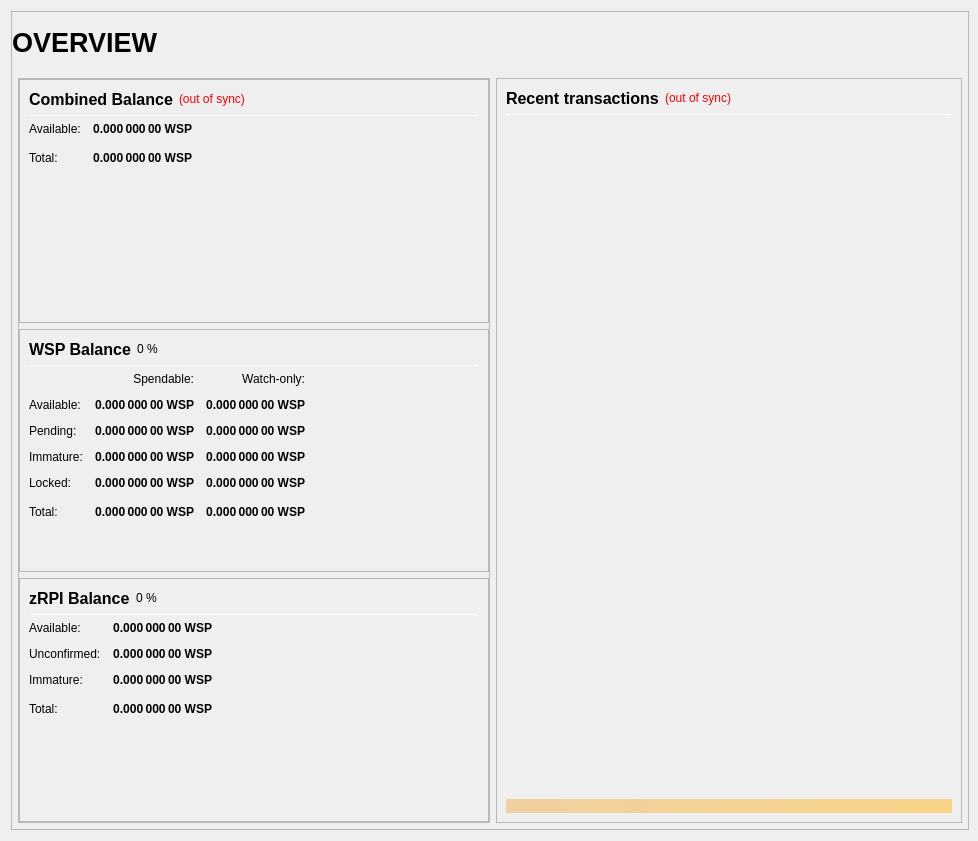
Qt form src/qt/forms/overviewpage.ui (rpicoin/rpicore) before a commit.
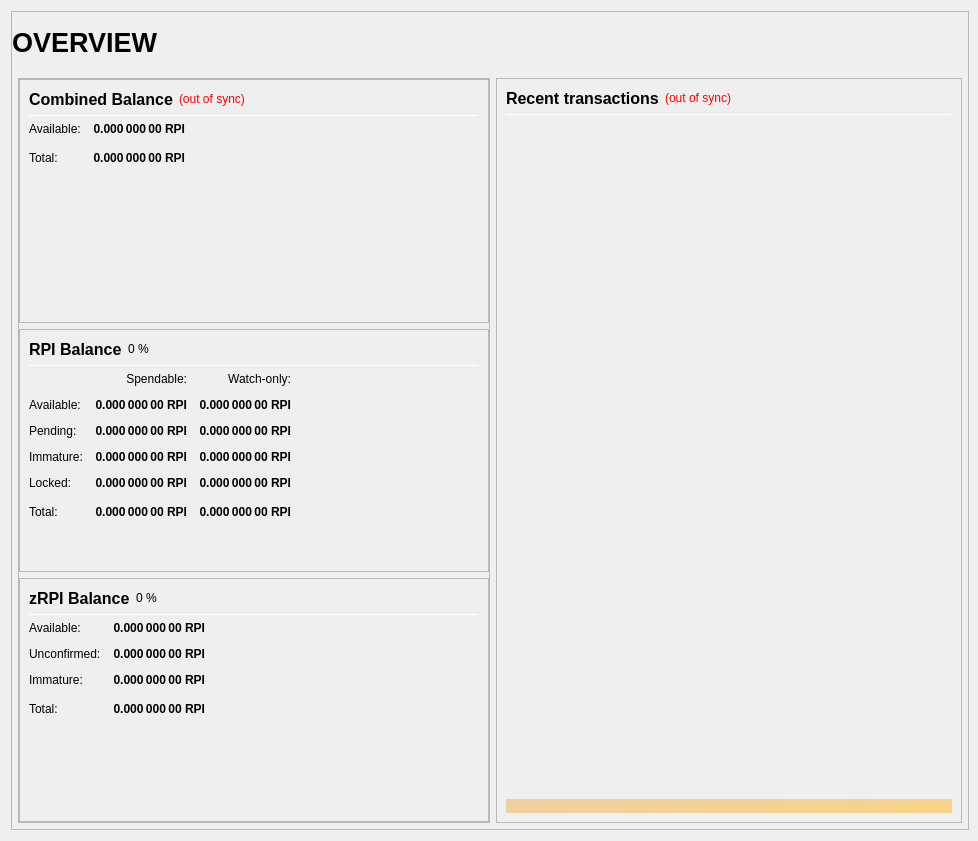
The same form after that commit.

The edit to the form file:
```diff
--- a/src/qt/forms/overviewpage.ui
+++ b/src/qt/forms/overviewpage.ui
@@ -333,7 +333,7 @@
                           <string>Your current spendable balance</string>
                          </property>
                          <property name="text">
-                          <string notr="true">0.000 000 00 WSP</string>
+                          <string notr="true">0.000 000 00 RPI</string>
                          </property>
                          <property name="alignment">
                           <set>Qt::AlignRight|Qt::AlignTrailing|Qt::AlignVCenter</set>
@@ -365,7 +365,7 @@
                           <string>Total Balance, including all unavailable coins.</string>
                          </property>
                          <property name="text">
-                          <string notr="true">0.000 000 00 WSP</string>
+                          <string notr="true">0.000 000 00 RPI</string>
                          </property>
                          <property name="alignment">
                           <set>Qt::AlignRight|Qt::AlignTrailing|Qt::AlignVCenter</set>
@@ -433,7 +433,7 @@
                           </font>
                          </property>
                          <property name="text">
-                          <string>WSP Balance</string>
+                          <string>RPI Balance</string>
                          </property>
                         </widget>
                        </item>
@@ -525,7 +525,7 @@
                           <string>Your current spendable balance</string>
                          </property>
                          <property name="text">
-                          <string notr="true">0.000 000 00 WSP</string>
+                          <string notr="true">0.000 000 00 RPI</string>
                          </property>
                          <property name="alignment">
                           <set>Qt::AlignRight|Qt::AlignTrailing|Qt::AlignVCenter</set>
@@ -550,7 +550,7 @@
                           <string>Your current balance in watch-only addresses</string>
                          </property>
                          <property name="text">
-                          <string notr="true">0.000 000 00 WSP</string>
+                          <string notr="true">0.000 000 00 RPI</string>
                          </property>
                          <property name="alignment">
                           <set>Qt::AlignRight|Qt::AlignTrailing|Qt::AlignVCenter</set>
@@ -582,7 +582,7 @@
                           <string>Total of transactions that have yet to be confirmed, and do not yet count toward the spendable balance</string>
                          </property>
                          <property name="text">
-                          <string notr="true">0.000 000 00 WSP</string>
+                          <string notr="true">0.000 000 00 RPI</string>
                          </property>
                          <property name="alignment">
                           <set>Qt::AlignRight|Qt::AlignTrailing|Qt::AlignVCenter</set>
@@ -607,7 +607,7 @@
                           <string>Unconfirmed transactions to watch-only addresses</string>
                          </property>
                          <property name="text">
-                          <string notr="true">0.000 000 00 WSP</string>
+                          <string notr="true">0.000 000 00 RPI</string>
                          </property>
                          <property name="alignment">
                           <set>Qt::AlignRight|Qt::AlignTrailing|Qt::AlignVCenter</set>
@@ -639,7 +639,7 @@
                           <string>Staked or masternode rewards that has not yet matured</string>
                          </property>
                          <property name="text">
-                          <string notr="true">0.000 000 00 WSP</string>
+                          <string notr="true">0.000 000 00 RPI</string>
                          </property>
                          <property name="alignment">
                           <set>Qt::AlignRight|Qt::AlignTrailing|Qt::AlignVCenter</set>
@@ -664,7 +664,7 @@
                           <string>Staked or masternode rewards in watch-only addresses that has not yet matured</string>
                          </property>
                          <property name="text">
-                          <string notr="true">0.000 000 00 WSP</string>
+                          <string notr="true">0.000 000 00 RPI</string>
                          </property>
                          <property name="alignment">
                           <set>Qt::AlignRight|Qt::AlignTrailing|Qt::AlignVCenter</set>
@@ -699,7 +699,7 @@
                           <string>Locked WSP or Masternode collaterals. These are excluded from zRPI minting.</string>
                          </property>
                          <property name="text">
-                          <string notr="true">0.000 000 00 WSP</string>
+                          <string notr="true">0.000 000 00 RPI</string>
                          </property>
                          <property name="alignment">
                           <set>Qt::AlignRight|Qt::AlignTrailing|Qt::AlignVCenter</set>
@@ -724,7 +724,7 @@
                           <string>Current locked balance in watch-only addresses</string>
                          </property>
                          <property name="text">
-                          <string notr="true">0.000 000 00 WSP</string>
+                          <string notr="true">0.000 000 00 RPI</string>
                          </property>
                          <property name="alignment">
                           <set>Qt::AlignRight|Qt::AlignTrailing|Qt::AlignVCenter</set>
@@ -759,7 +759,7 @@
                           <string>Your current RPICoin balance, unconfirmed and immature transactions included</string>
                          </property>
                          <property name="text">
-                          <string notr="true">0.000 000 00 WSP</string>
+                          <string notr="true">0.000 000 00 RPI</string>
                          </property>
                          <property name="alignment">
                           <set>Qt::AlignRight|Qt::AlignTrailing|Qt::AlignVCenter</set>
@@ -784,7 +784,7 @@
                           <string>Current total balance in watch-only addresses</string>
                          </property>
                          <property name="text">
-                          <string notr="true">0.000 000 00 WSP</string>
+                          <string notr="true">0.000 000 00 RPI</string>
                          </property>
                          <property name="alignment">
                           <set>Qt::AlignRight|Qt::AlignTrailing|Qt::AlignVCenter</set>
@@ -926,7 +926,7 @@
 These zRPI are spendable.</string>
                          </property>
                          <property name="text">
-                          <string notr="true">0.000 000 00 WSP</string>
+                          <string notr="true">0.000 000 00 RPI</string>
                          </property>
                          <property name="alignment">
                           <set>Qt::AlignRight|Qt::AlignTrailing|Qt::AlignVCenter</set>
@@ -957,7 +957,7 @@
 Immature: confirmed, but less than 1 mint of the same denomination after it was minted</string>
                          </property>
                          <property name="text">
-                          <string notr="true">0.000 000 00 WSP</string>
+                          <string notr="true">0.000 000 00 RPI</string>
                          </property>
                          <property name="alignment">
                           <set>Qt::AlignRight|Qt::AlignTrailing|Qt::AlignVCenter</set>
@@ -988,7 +988,7 @@
 Immature: confirmed, but less than 1 mint of the same denomination after it was minted</string>
                          </property>
                          <property name="text">
-                          <string notr="true">0.000 000 00 WSP</string>
+                          <string notr="true">0.000 000 00 RPI</string>
                          </property>
                          <property name="alignment">
                           <set>Qt::AlignRight|Qt::AlignTrailing|Qt::AlignVCenter</set>
@@ -1020,7 +1020,7 @@
                           <string>Your current zRPI balance, unconfirmed and immature zRPI included.</string>
                          </property>
                          <property name="text">
-                          <string notr="true">0.000 000 00 WSP</string>
+                          <string notr="true">0.000 000 00 RPI</string>
                          </property>
                          <property name="alignment">
                           <set>Qt::AlignRight|Qt::AlignTrailing|Qt::AlignVCenter</set>
```
Left out of the diff: 14 changed lines with no effect on the pictures.
